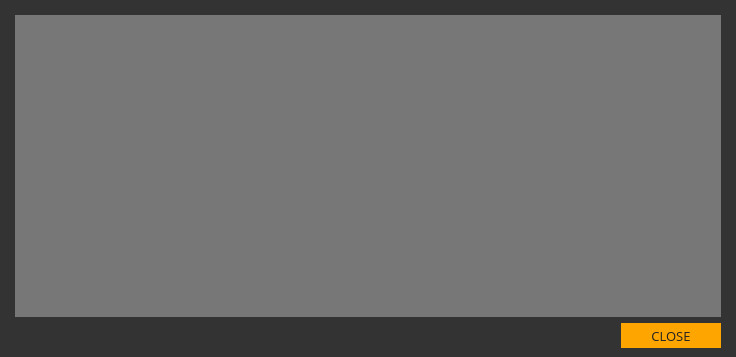
Old version of the form src/gui/ui/depositdetailsdialog.ui in the repository ConcealNetwork/conceal-desktop.
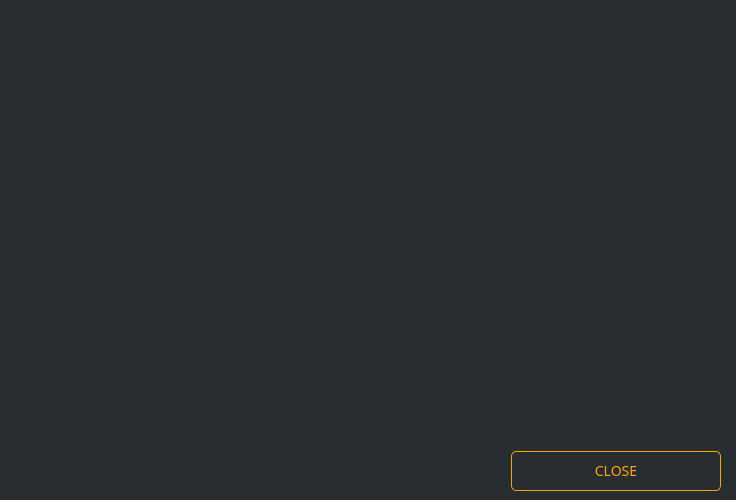
New version of the form.

What changed in the file:
```diff
--- a/src/gui/ui/depositdetailsdialog.ui
+++ b/src/gui/ui/depositdetailsdialog.ui
@@ -7,16 +7,23 @@
     <x>0</x>
     <y>0</y>
     <width>736</width>
-    <height>357</height>
+    <height>500</height>
    </rect>
   </property>
+  <property name="minimumSize">
+   <size>
+    <width>0</width>
+    <height>500</height>
+   </size>
+  </property>
   <property name="windowTitle">
-   <string>Deposit</string>
+   <string>Deposit Details</string>
   </property>
   <property name="styleSheet">
-   <string notr="true">background-color: #333;
-color: #e5e5e5;
-border: 0px;</string>
+   <string notr="true">background-color: #282d31;
+color: #ddd;
+border: 0px;
+font-family: 'Poppins';</string>
   </property>
   <layout class="QVBoxLayout" name="verticalLayout">
    <property name="leftMargin">
@@ -35,14 +42,15 @@
     <widget class="QTextBrowser" name="m_detailsBrowser">
      <property name="font">
       <font>
-       <family>Open Sans</family>
-       <pointsize>9</pointsize>
+       <family>Poppins</family>
+       <pointsize>-1</pointsize>
       </font>
      </property>
      <property name="styleSheet">
-      <string notr="true">background-color: #777;
-color: #e5e5e5;
-border: 0px;</string>
+      <string notr="true">
+color: #ddd;
+border: 0px;
+font-size: 14px;</string>
      </property>
     </widget>
    </item>
@@ -62,21 +70,23 @@
       </spacer>
      </item>
      <item>
-      <widget class="QPushButton" name="m_closeButton">
+      <widget class="QPushButton" name="m_okButton">
        <property name="minimumSize">
         <size>
-         <width>100</width>
-         <height>25</height>
+         <width>210</width>
+         <height>40</height>
         </size>
        </property>
        <property name="font">
         <font>
-         <family>Open Sans</family>
-         <pointsize>10</pointsize>
+         <family>Poppins</family>
+         <pointsize>-1</pointsize>
         </font>
        </property>
        <property name="styleSheet">
-        <string notr="true">color: #222; border-radius: 0px; border: 0px solid; background-color: orange;</string>
+        <string notr="true">QPushButton#m_okButton {color: orange; border: 1px solid orange; font-size: 14px; border-radius: 5px;}
+
+QPushButton#m_okButton:hover {color: orange; border: 1px solid orange; font-size: 14px; border-radius: 5px;}</string>
        </property>
        <property name="text">
         <string>CLOSE</string>
```
Left out of the diff: 2 changed lines with no effect on the pictures.
